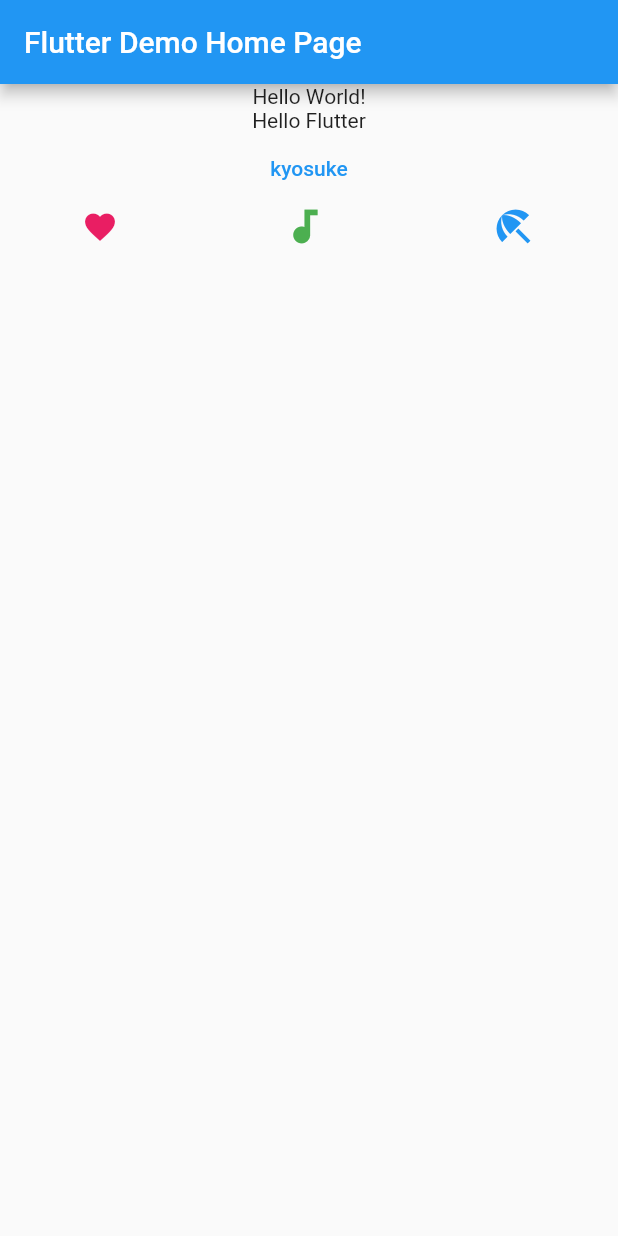
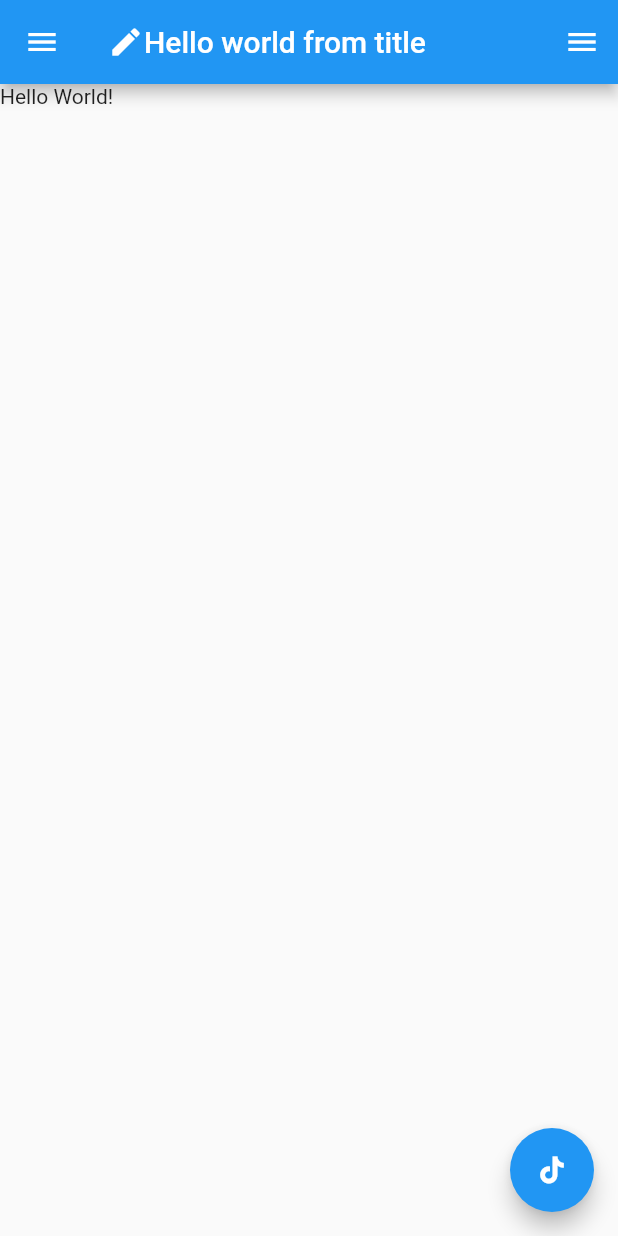
Before and after one commit to kyoF/flutter-prac, a Flutter app: the screen it shows after launch, on a phone screen of 412 x 824 dp. Run offline on Flutter 3.47's test engine with Material 2 defaults, Android fonts, the phone set to English and light mode, and no system bars.

Commit message:
widgetについて理解する

```diff
--- a/lib/main.dart
+++ b/lib/main.dart
@@ -42,35 +42,16 @@ class _MyHomePageState extends State<MyHomePage> {
   Widget build(BuildContext context) {
     return Scaffold(
       appBar: AppBar(
-        title: Text(widget.title),
-      ),
-      body: Column(children: [
-        Text('Hello World!'),
-        Text('Hello Flutter'),
-        TextButton(
-          onPressed: () => {print('Hello kyosuke')},
-          child: Text('kyosuke')
-        ),
-        Row(
-          mainAxisAlignment: MainAxisAlignment.spaceAround,
-          children: [
-            Icon(
-              Icons.favorite,
-              color: Colors.pink,
-              size: 24.0,
-            ),
-            Icon(
-              Icons.audiotrack,
-              color: Colors.green,
-              size: 30.0,
-            ),
-            Icon(
-              Icons.beach_access,
-              color: Colors.blue,
-              size: 30.0,
-            ),
-          ],
-        )
-      ]));
+        title: Row(children: [
+          Icon(Icons.create),
+          Text('Hello world from title'),
+        ])),
+        drawer: Drawer(child: Center(child: Text('Drawer'),)),
+        endDrawer: Drawer(child: Center(child: Text('Drawer'),)),
+      body: Text('Hello World!'),
+        floatingActionButton: FloatingActionButton(
+          onPressed: () => {print('under button')},
+          child: Icon(Icons.tiktok)),
+    );
   }
 }
```
